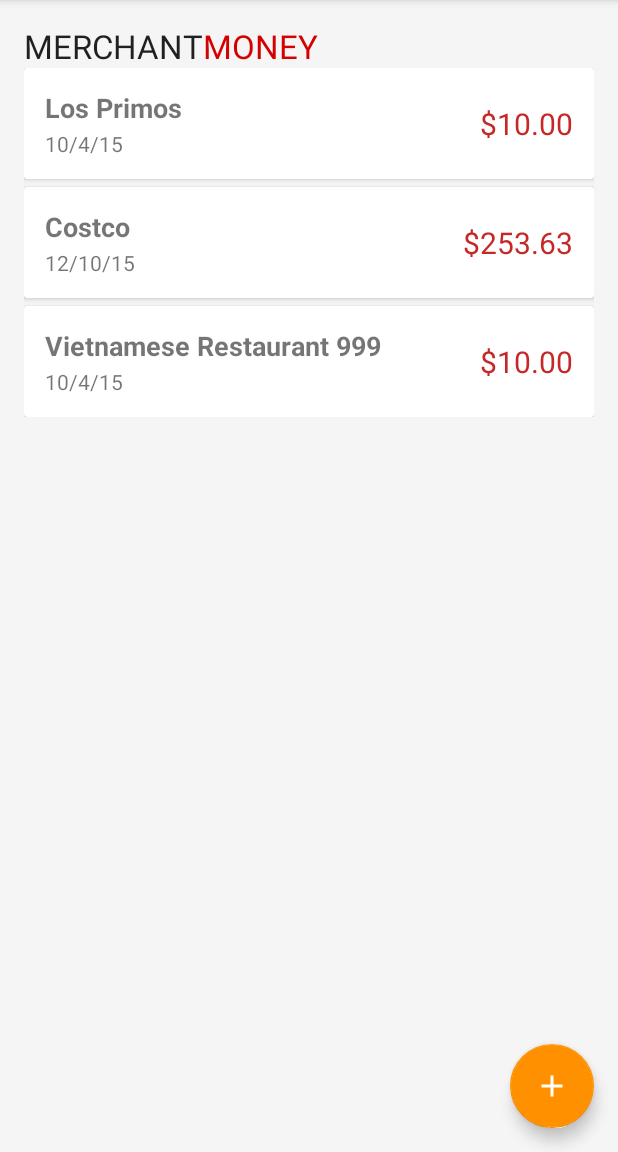
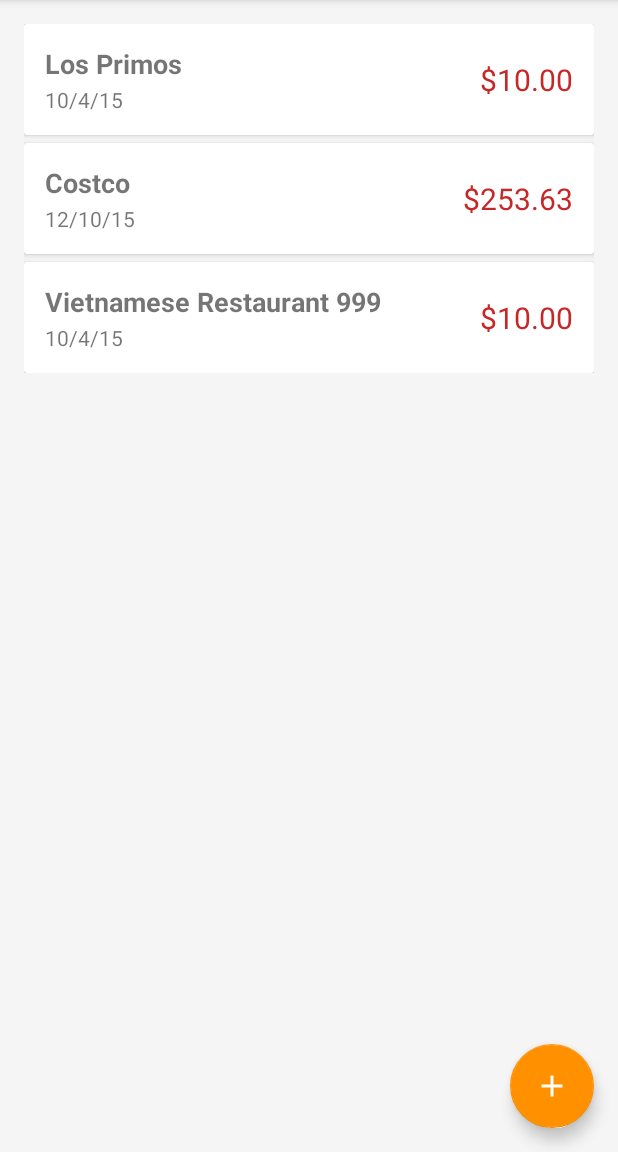
Before and after one commit to lvtrinh/FYRE, an Android app: the MainActivity screen opened directly, with no data from a screen before it, in the side drawer, after a tap on "Categories", on a phone screen of 412 x 824 dp, the part 84-1236 px from its top. Run offline under Robolectric (Android 15) with nearby library versions, the phone set to English and light mode, and no system bars; our stand-ins replace Volley; network calls fail; 2 statements that could not run were skipped.

Commit message:
minor changes to detailed receipt page, rip MERCHANTMONEY

```diff
--- a/app/src/main/java/com/teamfyre/fyre/ReceiptDetailActivity.java
+++ b/app/src/main/java/com/teamfyre/fyre/ReceiptDetailActivity.java
@@ -7,7 +7,6 @@
  * TODO populate memo data on load
  * TODO save memo data on close (in onClose() method)
  * TODO format date/time string in case of missing fields
- * TODO format phone/web string in case of missing fields
  ******************************************************************************/
 package com.teamfyre.fyre;
 
@@ -22,6 +21,8 @@ import android.widget.GridLayout;
 import android.widget.LinearLayout;
 import android.widget.TableRow;
 import android.widget.TextView;
+
+import org.w3c.dom.Text;
 
 import java.util.ArrayList;
 
@@ -65,7 +66,8 @@ public class ReceiptDetailActivity extends AppCompatActivity {
         TextView merchantName = (TextView) findViewById(R.id.rec_detail_merchant_name);
         TextView merchantAddress = (TextView) findViewById(R.id.rec_detail_merchant_address);
         TextView merchantCityState = (TextView) findViewById(R.id.rec_detail_merchant_city_state);
-        TextView merchantPhoneWeb = (TextView) findViewById(R.id.rec_detail_merchant_phone_web);
+        TextView merchantPhone = (TextView) findViewById(R.id.rec_detail_merchant_phone);
+        TextView merchantWeb = (TextView) findViewById(R.id.rec_deatil_merchant_web);
         TextView merchantCategory = (TextView) findViewById(R.id.rec_detail_merchant_category);
 
         TextView purchaseDateTime = (TextView) findViewById(R.id.rec_detail_purchase_date_time);
@@ -113,12 +115,11 @@ public class ReceiptDetailActivity extends AppCompatActivity {
             merchantCityState.setText(receipt.getStoreCityState());
         }
 
-        // TODO build a string for phone | web first, replace view
         if (receipt.getStorePhone() != null) {
-            merchantPhoneWeb.setText(receipt.getStorePhone());
+            merchantPhone.setText(receipt.getStorePhone());
         }
         if (receipt.getStoreWebsite() != null) {
-            merchantPhoneWeb.append(" | " + receipt.getStoreWebsite());
+            merchantWeb.setText(receipt.getStoreWebsite());
         }
         if (receipt.getStoreCategory() != null) {
             merchantCategory.setText("Category: " + receipt.getStoreCategory());
--- a/app/src/main/res/layout/content_main.xml
+++ b/app/src/main/res/layout/content_main.xml
@@ -22,27 +22,6 @@
         android:id="@+id/textView2" />
     -->
 
-    <LinearLayout
-        android:orientation="horizontal"
-        android:layout_width="match_parent"
-        android:layout_height="match_parent">
-
-        <TextView
-            android:layout_width="wrap_content"
-            android:layout_height="wrap_content"
-            android:textAppearance="?android:attr/textAppearanceLarge"
-            android:text="MERCHANT"
-            android:id="@+id/rec_merchant_name" />
-
-        <TextView
-            android:layout_width="wrap_content"
-            android:layout_height="wrap_content"
-            android:textAppearance="?android:attr/textAppearanceLarge"
-            android:text="MONEY"
-            android:id="@+id/rec_price"
-            android:textColor="#d50000" />
-    </LinearLayout>
-
     <include
         layout="@layout/recent_receipts_test"
         android:layout_width="match_parent"
```
Also changed, not shown: app/src/main/res/layout/content_receipt_detail.xml (+12 -2 lines).
